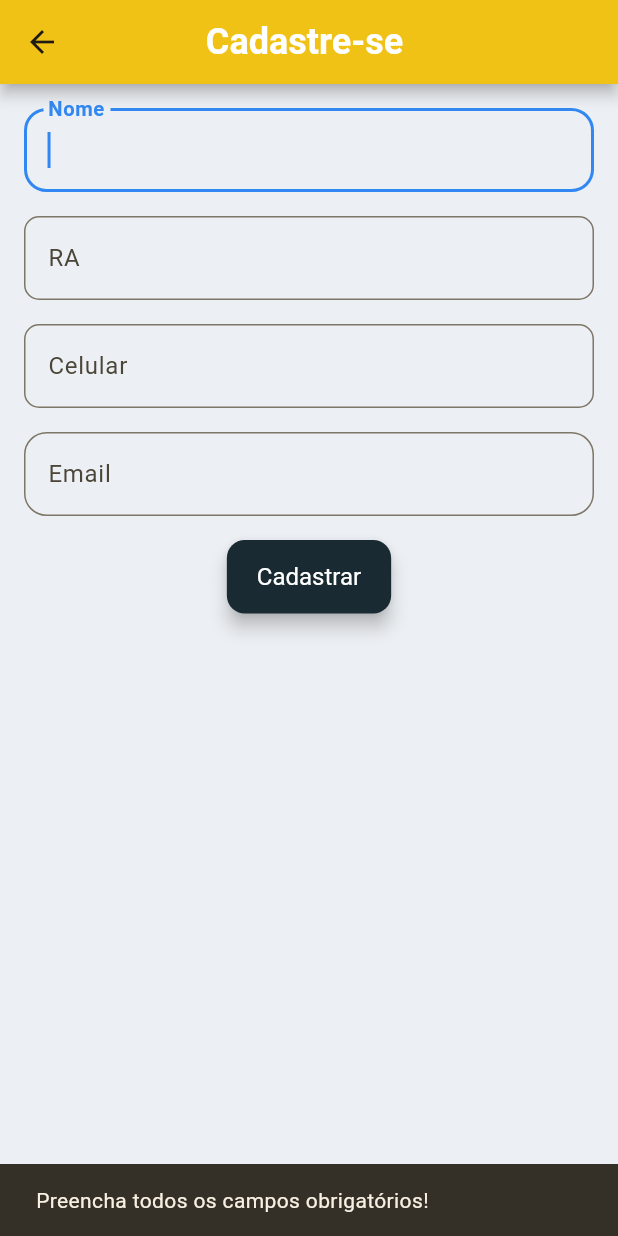
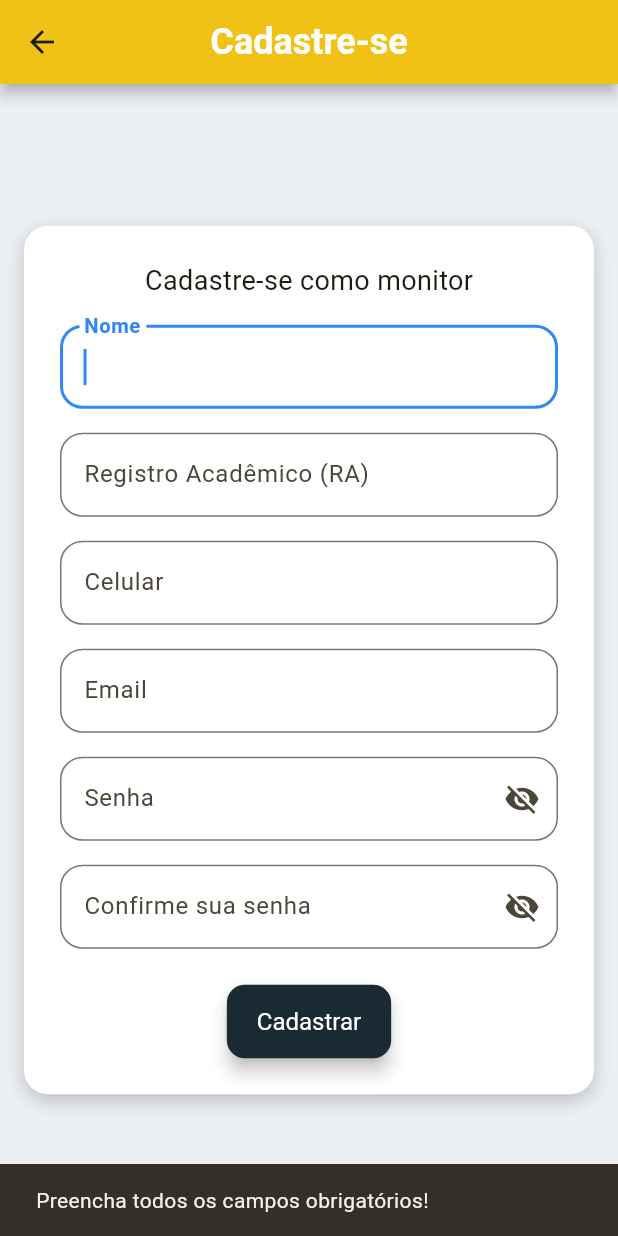
Before and after one commit to MatheusOliveiraT/FlutterFeira, a Flutter app: the Monitores screen opened by its route, after a tap on "Cadastrar", on a phone screen of 412 x 824 dp. Run offline on Flutter 3.47's test engine with Material 3 defaults, Android fonts, the phone set to English and light mode, and no system bars; our stand-ins replace dio, flutter_multi_formatter, shared_preferences; accounts and stored records are empty.

Commit message:
Validation + Style monitor register

```diff
--- a/feirasystem/lib/main.dart
+++ b/feirasystem/lib/main.dart
@@ -1,6 +1,6 @@
 import 'package:feirasystem/departamento/departamentoWidget.dart';
 import 'pessoa/monitor/perfilMonitorWidget.dart';
-import 'package:feirasystem/pessoa/organizador/perfilOrganizadorWidget.dart';
+// import 'package:feirasystem/pessoa/organizador/perfilOrganizadorWidget.dart';
 import 'package:feirasystem/pessoa/monitor/monitorWidget.dart';
 import 'package:feirasystem/pessoa/organizador/organizadorWidget.dart';
 import 'package:feirasystem/pessoa/pessoaWidget.dart';
--- a/feirasystem/lib/pessoa/monitor/monitorWidget.dart
+++ b/feirasystem/lib/pessoa/monitor/monitorWidget.dart
@@ -1,7 +1,66 @@
 import 'package:flutter/material.dart';
-// import 'package:feirasystem/pessoa/monitor/monitorModel.dart';
+import 'package:flutter_multi_formatter/flutter_multi_formatter.dart';
 
-class Monitores extends StatefulWidget{
+class PasswordField extends StatefulWidget {
+  final TextEditingController controller;
+  final String label;
+
+  const PasswordField(
+      {super.key, required this.controller, required this.label});
+
+  @override
+  _PasswordFieldState createState() => _PasswordFieldState();
+}
+
+class _PasswordFieldState extends State<PasswordField> {
+  bool _obscureText = true;
+
+  @override
+  Widget build(BuildContext context) {
+    return TextFormField(
+      controller: widget.controller,
+      obscureText: _obscureText,
+      decoration: InputDecoration(
+        labelText: widget.label,
+        suffixIcon: IconButton(
+          icon: Icon(
+            _obscureText ? Icons.visibility_off : Icons.visibility,
+          ),
+          onPressed: () {
+            setState(() {
+              _obscureText = !_obscureText;
+            });
+          },
+        ),
+      ),
+    );
+  }
+}
+
+class PhoneField extends StatelessWidget {
+  final TextEditingController controller;
+
+  const PhoneField({super.key, required this.controller});
+
+  @override
+  Widget build(BuildContext context) {
+    return TextFormField(
+      controller: controller,
+      keyboardType: TextInputType.phone,
+      inputFormatters: [
+        PhoneInputFormatter(
+          defaultCountryCode: 'BR',
+          allowEndlessPhone: false,
+        ),
+      ],
+      decoration: const InputDecoration(
+        labelText: 'Celular',
+      ),
+    );
+  }
+}
+
+class Monitores extends StatefulWidget {
   const Monitores({super.key});
   @override
   _MonitoresState createState() => _MonitoresState();
@@ -13,93 +72,168 @@ class _MonitoresState extends State<Monitores> {
   final TextEditingController _controladorCelular = TextEditingController();
   final TextEditingController _controladorEmail = TextEditingController();
   final TextEditingController _controladorRa = TextEditingController();
+  final TextEditingController _controladorSenha = TextEditingController();
+  final TextEditingController _controladorCSenha = TextEditingController();
+
+  void _mostrarSnackBar(String message, int tempo) {
+    ScaffoldMessenger.of(context).showSnackBar(
+      SnackBar(
+        content: Text(message),
+        duration: Duration(seconds: tempo),
+      ),
+    );
+  }
 
   bool _validarForm() {
     String nome = _controladorNome.text.trim();
     String celular = _controladorCelular.text.trim();
     String email = _controladorEmail.text.trim();
     String ra = _controladorRa.text.trim();
+    String senha = _controladorSenha.text.trim();
+    String csenha = _controladorCSenha.text.trim();
 
-    if(nome.isEmpty || celular.isEmpty || email.isEmpty || ra.isEmpty){
-      ScaffoldMessenger.of(context).showSnackBar(
-        const SnackBar(
-          content: Text('Preencha todos os campos obrigatórios!'),
-          duration: Duration(seconds: 1),
-        )
-      );
+    if (nome.isEmpty ||
+        celular.isEmpty ||
+        email.isEmpty ||
+        ra.isEmpty ||
+        senha.isEmpty ||
+        csenha.isEmpty) {
+      _mostrarSnackBar('Preencha todos os campos obrigatórios!', 1);
+      return false;
+    }
+    final emailRegex =
+        RegExp(r'^[a-zA-Z0-9._%-]+@[a-zA-Z0-9.-]+\.[a-zA-Z]{2,}$');
+    if (!emailRegex.hasMatch(email)) {
+      _mostrarSnackBar('E-mail inválido.', 1);
+      return false;
+    }
+    if (senha != csenha) {
+      _mostrarSnackBar('Senhas digitadas não correspondem!', 1);
+      return false;
+    }
+    if (senha.length < 8) {
+      _mostrarSnackBar(
+          'Senha muito curta! Sua senha deve ter pelo menos 8 dígitos.', 2);
       return false;
     }
     return true;
   }
 
   bool _cadastroSucesso() {
-    if(_validarForm()){
-      ScaffoldMessenger.of(context).showSnackBar(
-        const SnackBar(
-          content: Text('Cadastrado com sucesso!'),
-          duration: Duration(seconds: 1),
-        )
-      );
+    if (_validarForm()) {
+      _mostrarSnackBar('Cadastrado com sucesso!', 2);
       return true;
     }
     return false;
   }
 
   @override
-  Widget build(BuildContext context){
+  Widget build(BuildContext context) {
     return Scaffold(
       appBar: AppBar(
-        title: const Text('Cadastre-se '),
+        title: const Text('Cadastre-se'),
       ),
-    body: Padding(
-      padding: const EdgeInsets.all((16.0)),
+      backgroundColor: const Color.fromARGB(255, 236, 239, 243),
+      body: Center(
+        child: SingleChildScrollView(
+          padding: const EdgeInsets.all(16.0),
+          child: Container(
+            padding: const EdgeInsets.all(24),
+            decoration: BoxDecoration(
+              color: Colors.white,
+              borderRadius: BorderRadius.circular(16),
+              boxShadow: [
+                BoxShadow(
+                  color: Colors.black.withOpacity(0.2),
+                  blurRadius: 10,
+                  offset: const Offset(0, 4),
+                ),
+              ],
+            ),
             child: Form(
               key: _formKey,
               child: Column(
+                mainAxisSize: MainAxisSize.min,
                 children: <Widget>[
-            TextFormField(
+                  const Text(
+                    'Cadastre-se como monitor',
+                    style: TextStyle(fontSize: 18),
+                  ),
+                  const SizedBox(height: 16),
+                  ConstrainedBox(
+                    constraints: const BoxConstraints(
+                      maxWidth: 400,
+                      minWidth: 200,
+                    ),
+                    child: TextFormField(
                       autofocus: true,
                       controller: _controladorNome,
-              decoration: InputDecoration(
+                      decoration: const InputDecoration(
                         labelText: 'Nome',
-                border: OutlineInputBorder(
-                  borderRadius: BorderRadius.circular(10),
-                  borderSide: const BorderSide(color: Colors.yellow),
                       ),
                     ),
                   ),
                   const SizedBox(height: 16),
-            TextFormField(
+                  ConstrainedBox(
+                    constraints: const BoxConstraints(
+                      maxWidth: 400,
+                      minWidth: 200,
+                    ),
+                    child: TextFormField(
                       controller: _controladorRa,
-              decoration: InputDecoration(
-                labelText: 'RA',
-                border:OutlineInputBorder(
-                  borderRadius: BorderRadius.circular(10),
-                  borderSide: const BorderSide(color: Colors.yellow),
-                )
+                      decoration: const InputDecoration(
+                        labelText: 'Registro Acadêmico (RA)',
+                      ),
+                      keyboardType: TextInputType.number,
                     ),
                   ),
                   const SizedBox(height: 16),
-            TextFormField(
-              controller: _controladorCelular,
-              decoration: InputDecoration(
-                labelText: 'Celular',
-                border:OutlineInputBorder(
-                  borderRadius: BorderRadius.circular(10),
-                  borderSide: const BorderSide(color: Colors.yellow),
-                )
+                  ConstrainedBox(
+                    constraints: const BoxConstraints(
+                      maxWidth: 400,
+                      minWidth: 200,
                     ),
+                    child: PhoneField(controller: _controladorCelular),
                   ),
                   const SizedBox(height: 16),
-            TextFormField(
+                  ConstrainedBox(
+                    constraints: const BoxConstraints(
+                      maxWidth: 400,
+                      minWidth: 200,
+                    ),
+                    child: TextFormField(
                       controller: _controladorEmail,
                       decoration: const InputDecoration(
                         labelText: 'Email',
                       ),
+                      keyboardType: TextInputType.emailAddress,
+                    ),
                   ),
                   const SizedBox(height: 16),
+                  ConstrainedBox(
+                    constraints: const BoxConstraints(
+                      maxWidth: 400,
+                      minWidth: 200,
+                    ),
+                    child: PasswordField(
+                      controller: _controladorSenha,
+                      label: 'Senha',
+                    ),
+                  ),
+                  const SizedBox(height: 16),
+                  ConstrainedBox(
+                    constraints: const BoxConstraints(
+                      maxWidth: 400,
+                      minWidth: 200,
+                    ),
+                    child: PasswordField(
+                      controller: _controladorCSenha,
+                      label: 'Confirme sua senha',
+                    ),
+                  ),
+                  const SizedBox(height: 24),
                   ElevatedButton(
-              onPressed: (){
+                    onPressed: () {
                       _cadastroSucesso();
                     },
                     child: const Text('Cadastrar'),
@@ -108,6 +242,8 @@ class _MonitoresState extends State<Monitores> {
               ),
             ),
           ),
+        ),
+      ),
     );
   }
 }
--- a/feirasystem/pubspec.yaml
+++ b/feirasystem/pubspec.yaml
@@ -38,6 +38,7 @@ dependencies:
   intl: ^0.19.0
   dio: ^5.8.0+1
   shared_preferences: ^2.5.2
+  flutter_multi_formatter: ^2.7.5
   flutter_localizations:
     sdk: flutter
 
```
Also changed, not shown: feirasystem/pubspec.lock. Lines whose indentation alone changed are shown as unchanged.
